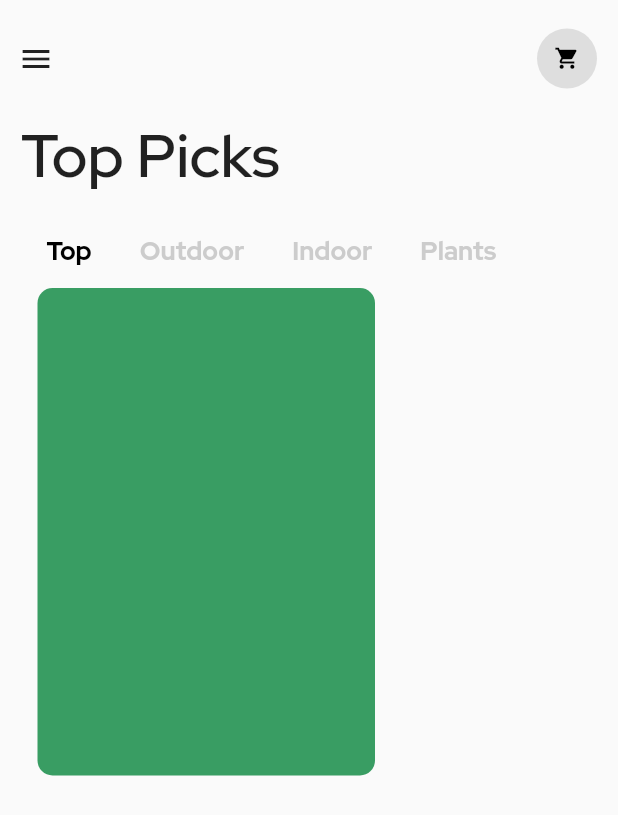
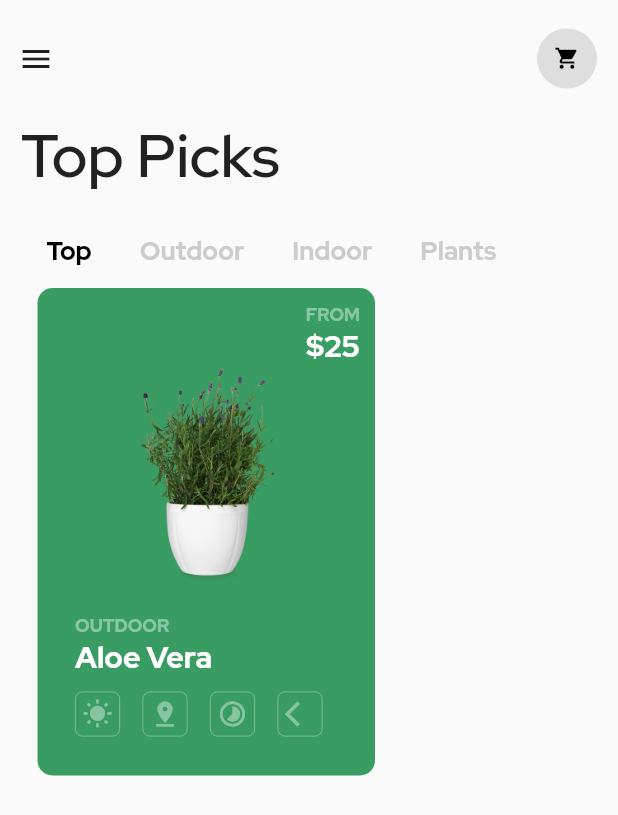
Before and after one commit to abiudorina/plant_app, a Flutter app: the screen it shows after launch, on a phone screen of 412 x 824 dp. Shown: the top 815 px of the screen. Run offline on Flutter 3.47's test engine with Material 2 defaults, Android fonts, the phone set to English and light mode, and no system bars; our stand-ins replace flutter_icons.

Commit message:
feat: add flutter icons package

```diff
--- a/lib/plant_list.dart
+++ b/lib/plant_list.dart
@@ -1,4 +1,5 @@
 import 'package:flutter/material.dart';
+import 'package:flutter_icons/flutter_icons.dart';
 
 class PlantList extends StatefulWidget {
   @override
@@ -16,7 +17,8 @@ class _PlantListState extends State<PlantList> {
             padding: EdgeInsets.only(left: 25),
             scrollDirection: Axis.horizontal,
             children: <Widget>[
-              getPlantCard('imgPath', '225', 'SomePlant', 'Cabbage')
+              getPlantCard(
+                  'assets/whiteplant.png', '25', 'OUTDOOR', 'Aloe Vera')
             ],
           ),
         )
@@ -36,9 +38,109 @@ class _PlantListState extends State<PlantList> {
               borderRadius: BorderRadius.circular(10),
               color: Color(0xff399D63),
             ),
+            height: 250,
+            width: 225,
+            child: Column(
+              children: <Widget>[
+                Row(
+                  mainAxisAlignment: MainAxisAlignment.end,
+                  children: <Widget>[
+                    Column(
+                      children: <Widget>[
+                        SizedBox(height: 10),
+                        Text(
+                          'FROM',
+                          style: TextStyle(
+                            fontFamily: 'Redhat',
+                            fontSize: 12,
+                            fontWeight: FontWeight.bold,
+                            color: Color(0xff8ac7a4),
+                          ),
+                        ),
+                        Text(
+                          '\$' + price,
+                          style: TextStyle(
+                            fontFamily: 'Redhat',
+                            fontSize: 20,
+                            fontWeight: FontWeight.bold,
+                            color: Colors.white,
+                          ),
+                        ),
+                      ],
+                    ),
+                    SizedBox(width: 10)
+                  ],
+                ),
+                Image(
+                  image: AssetImage(imgPath),
+                  height: 165,
+                ),
+                Row(
+                  children: <Widget>[
+                    SizedBox(width: 25),
+                    Column(
+                      crossAxisAlignment: CrossAxisAlignment.start,
+                      children: <Widget>[
+                        Text(
+                          plantType,
+                          style: TextStyle(
+                            fontFamily: 'Redhat',
+                            fontSize: 12,
+                            fontWeight: FontWeight.w600,
+                            color: Color(0xff8ac7a4),
+                          ),
+                        ),
+                        Text(
+                          plantName,
+                          style: TextStyle(
+                            fontFamily: 'Redhat',
+                            fontSize: 20,
+                            fontWeight: FontWeight.w600,
+                            color: Colors.white,
+                          ),
+                        ),
+                      ],
+                    ),
+                  ],
+                ),
+                SizedBox(height: 10),
+                Row(
+                  children: <Widget>[
+                    SizedBox(width: 25),
+                    getPlantCardicons(icon: Icons.wb_sunny),
+                    SizedBox(width: 15),
+                    getPlantCardicons(icon: Icons.pin_drop),
+                    SizedBox(width: 15),
+                    getPlantCardicons(icon: Icons.timelapse),
+                    SizedBox(width: 15),
+                    getPlantCardicons(icon: Icons.arrow_back_ios),
+                  ],
+                ),
+              ],
+            ),
           ),
         )
       ],
     );
   }
+
+  getPlantCardicons({IconData icon}) {
+    return Container(
+      height: 30,
+      width: 30,
+      decoration: BoxDecoration(
+        border: Border.all(
+          color: Color(0xff8ac7a4),
+          style: BorderStyle.solid,
+          width: 0.5,
+        ),
+        borderRadius: BorderRadius.circular(5),
+      ),
+      child: Icon(
+        icon,
+        color: Colors.white.withOpacity(0.40),
+        size: 20,
+      ),
+    );
+  }
 }
--- a/pubspec.yaml
+++ b/pubspec.yaml
@@ -19,6 +19,7 @@ environment:
 dependencies:
   flutter:
     sdk: flutter
+  flutter_icons: ^1.0.0+1
 
   # The following adds the Cupertino Icons font to your application.
   # Use with the CupertinoIcons class for iOS style icons.
```
Also changed, not shown: assets/aloevera.png (added), assets/flowerplant.png (added), assets/smallplant.png (added), assets/whiteplant.png (added), pubspec.lock.
